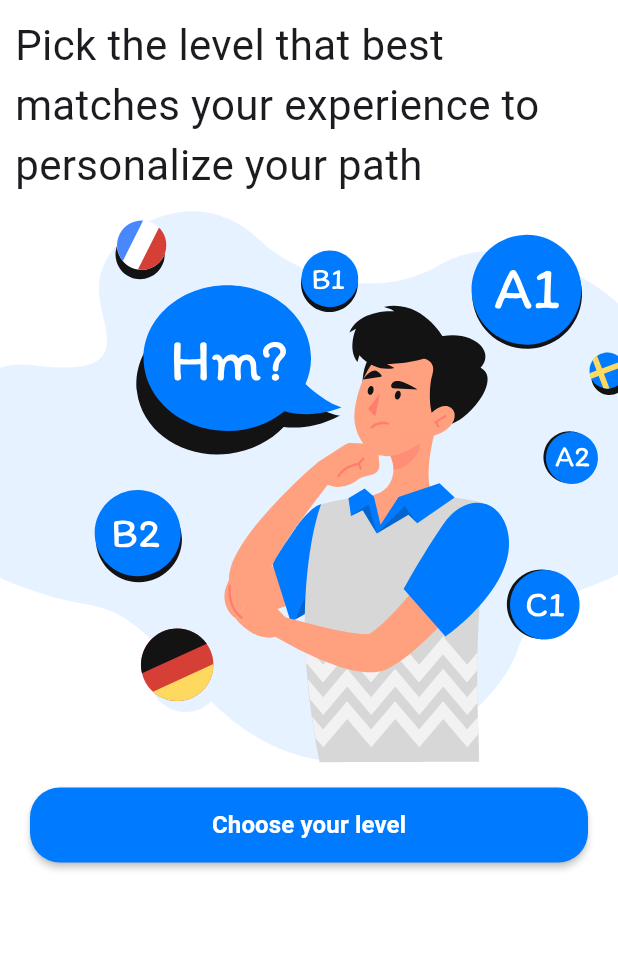
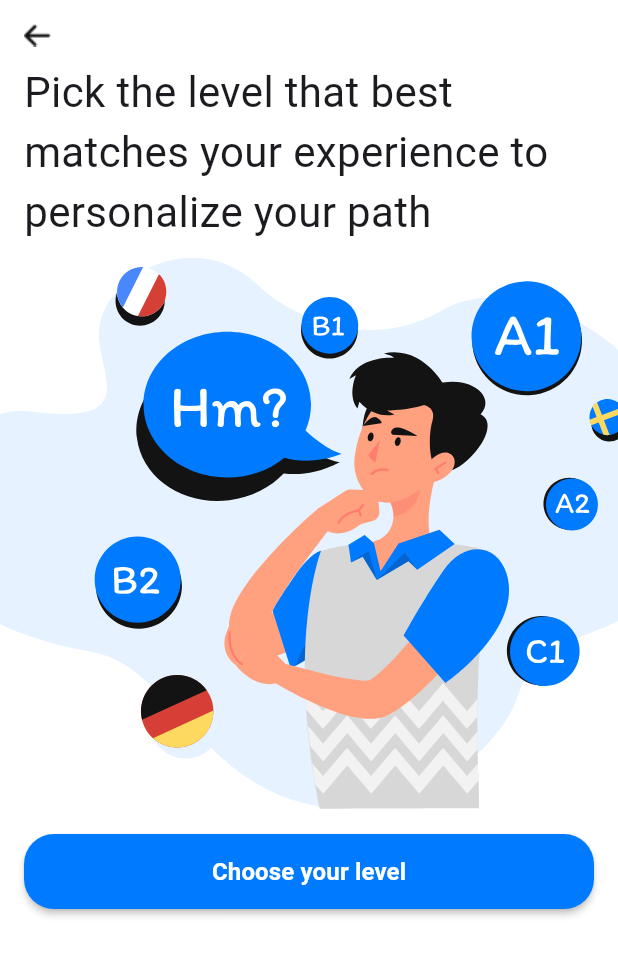
Before and after one commit to AymanOmara/vocabulary, a Flutter app: the ChooseLevelScreen screen opened by its route, on a phone screen of 412 x 824 dp. Shown: the top 956 px of the screen. Run offline on Flutter 3.47's test engine with Material 3 defaults, Android fonts, the phone set to English and light mode, and no system bars; our stand-ins replace bloc, carousel_slider, flutter_bloc, flutter_gemini, flutter_svg, get and 2 more; accounts and stored records are empty.

Commit message:
finish the app

```diff
--- a/domain/lib/features/vocabulary/repository/i_vocabulary_repository.dart
+++ b/domain/lib/features/vocabulary/repository/i_vocabulary_repository.dart
@@ -2,6 +2,4 @@ import 'package:domain/features/vocabulary/entity/vocabulary_entity.dart';
 
 abstract interface class IVocabularyRepository {
   List<VocabularyEntity> findUserMatchesVocabularies();
-
-  Future<String> explainWord(String word);
 }
--- /dev/null
+++ b/lib/core/ui/back_widget.dart
@@ -0,0 +1,27 @@
+import 'package:flutter/material.dart';
+
+class BackWidget extends StatelessWidget {
+  const BackWidget({super.key});
+
+  @override
+  Widget build(BuildContext context) {
+    return InkWell(
+      onTap: () {
+        Navigator.of(context).pop();
+      },
+      child: Padding(
+        padding: const EdgeInsets.only(
+          top: 16,
+          left: 16,
+        ),
+        child: Transform(
+          alignment: Alignment.center,
+          transform: Matrix4.rotationY(3.1416),
+          child: Image.asset(
+            "assets/arrow_right.png",
+          ),
+        ),
+      ),
+    );
+  }
+}
--- a/lib/core/ui/theme/colors.dart
+++ b/lib/core/ui/theme/colors.dart
@@ -5,3 +5,4 @@ var aliceBlue = const Color(0xffE5F2FF);
 var lightGray = const Color(0xFFfafbfb);
 var veryLightGray = const Color(0xffF2F2F2);
 var sliverGray = const Color(0xffD7D7D7);
+var mutedGray = const Color(0xff707070);
--- a/lib/features/info_taking/choose_language/business_logic/choose_language_cubit.dart
+++ b/lib/features/info_taking/choose_language/business_logic/choose_language_cubit.dart
@@ -3,7 +3,7 @@ import 'package:domain/features/vocabulary/use_case/set_language_use_case.dart';
 import 'package:get/get.dart';
 import 'package:meta/meta.dart';
 import 'package:vocabulary/core/helper/utils.dart';
-import 'package:vocabulary/features/info_taking/choose_language/display/country_item_display.dart';
+import 'package:vocabulary/features/info_taking/choose_language/display/language_item_display.dart';
 
 part 'choose_language_states.dart';
 
@@ -13,22 +13,22 @@ class ChooseLanguageCubit extends Cubit<ChooseLanguageStates> {
 
   bool get isAnySelected =>
       countries.firstWhereOrNull((it) => it.isSelected) != null;
-  final List<CountryItemDisplay> countries = [
-    CountryItemDisplay(
+  final List<LanguageItemDisplay> countries = [
+    LanguageItemDisplay(
       flagImagePath: "uk_flag.png",
       key: "English",
     ),
-    CountryItemDisplay(
+    LanguageItemDisplay(
       flagImagePath: "france_flag.png",
       key: "France",
     ),
-    CountryItemDisplay(
+    LanguageItemDisplay(
       flagImagePath: "spain_flag.png",
       key: "Spain",
     ),
   ];
 
-  void updateSelectedLanguage(CountryItemDisplay country) {
+  void updateSelectedLanguage(LanguageItemDisplay country) {
     countries.unSelectAllExpect(country.key);
     emit(ChooseLanguageInitial());
   }
--- a/lib/features/info_taking/choose_language/display/country_item_display.dart
+++ b/lib/features/info_taking/choose_language/display/language_item_display.dart
@@ -1,13 +1,13 @@
 import 'package:vocabulary/core/display/i_selectable.dart';
 
-class CountryItemDisplay implements ISelectable {
+class LanguageItemDisplay implements ISelectable {
   final String flagImagePath;
   @override
   final String key;
   @override
   bool isSelected = false;
 
-  CountryItemDisplay({
+  LanguageItemDisplay({
     required this.flagImagePath,
     required this.key,
   });
--- a/lib/features/info_taking/choose_language/presentation/widgets/country_widget.dart
+++ b/lib/features/info_taking/choose_language/presentation/widgets/country_widget.dart
@@ -1,6 +1,6 @@
 import 'package:flutter/material.dart';
 import 'package:vocabulary/core/ui/theme/colors.dart';
-import 'package:vocabulary/features/info_taking/choose_language/display/country_item_display.dart';
+import 'package:vocabulary/features/info_taking/choose_language/display/language_item_display.dart';
 
 class CountryWidget extends StatelessWidget {
   const CountryWidget({
@@ -9,8 +9,8 @@ class CountryWidget extends StatelessWidget {
     required this.onTap,
   });
 
-  final CountryItemDisplay country;
-  final void Function(CountryItemDisplay) onTap;
+  final LanguageItemDisplay country;
+  final void Function(LanguageItemDisplay) onTap;
 
   @override
   Widget build(BuildContext context) {
--- a/lib/features/info_taking/choose_level_screen/presentation/page/choose_language_screen.dart
+++ b/lib/features/info_taking/choose_level_screen/presentation/page/choose_language_screen.dart
@@ -1,5 +1,6 @@
 import 'package:flutter/material.dart';
 import 'package:flutter_svg/flutter_svg.dart';
+import 'package:vocabulary/core/ui/back_widget.dart';
 import 'package:vocabulary/core/ui/theme/colors.dart';
 import 'package:vocabulary/features/info_taking/choose_level_screen/presentation/widgets/choose_level_dialog.dart';
 
@@ -13,12 +14,17 @@ class ChooseLevelScreen extends StatelessWidget {
       body: SafeArea(
         child: Column(
           children: [
+            Row(
+              children: [
+                BackWidget(),
+              ],
+            ),
             SizedBox(
               height: 10,
             ),
             Padding(
               padding: const EdgeInsets.symmetric(
-                horizontal: 10,
+                horizontal: 16,
               ),
               child: Text(
                 "Pick the level that best matches your experience to personalize your path",
@@ -40,7 +46,7 @@ class ChooseLevelScreen extends StatelessWidget {
             ),
             Padding(
               padding: const EdgeInsets.symmetric(
-                horizontal: 20,
+                horizontal: 16,
               ),
               child: MaterialButton(
                 shape: RoundedRectangleBorder(
--- a/lib/features/vocabulary_details/business_logic/vocabulary_details_cubit.dart
+++ b/lib/features/vocabulary_details/business_logic/vocabulary_details_cubit.dart
@@ -1,5 +1,4 @@
 import 'package:bloc/bloc.dart';
-import 'package:domain/features/vocabulary/repository/i_vocabulary_repository.dart';
 import 'package:flutter_gemini/flutter_gemini.dart';
 import 'package:meta/meta.dart';
 
@@ -21,7 +20,6 @@ class VocabularyDetailsCubit extends Cubit<VocabularyDetailsState> {
     isLoading = true;
     emit(VocabularyDetailsUpdateLoadingState());
     try {
-      isLoading = false;
       final response = await Gemini.instance.prompt(
         parts: [
           Part.text(
@@ -29,6 +27,7 @@ class VocabularyDetailsCubit extends Cubit<VocabularyDetailsState> {
           ),
         ],
       );
+      isLoading = false;
       details = response?.output ?? "No available output";
       emit(VocabularyDetailsUpdateLoadingState());
     } catch (e) {
```
Also changed, not shown: data/lib/vocabulary/repository/vocabulary_repository.dart (+0 -18 lines), lib/core/ui/vocabulary_container.dart (added, +29 -0 lines), lib/features/info_taking/choose_language/presentation/page/choose_language_screen.dart (+13 -3 lines), lib/features/on_boarding/on_boarding/presentation/page/on_boarding_screen.dart (+9 -1 lines), lib/features/vocabulary_details/presentation/page/vocabulary_details_screen.dart (+33 -6 lines).
